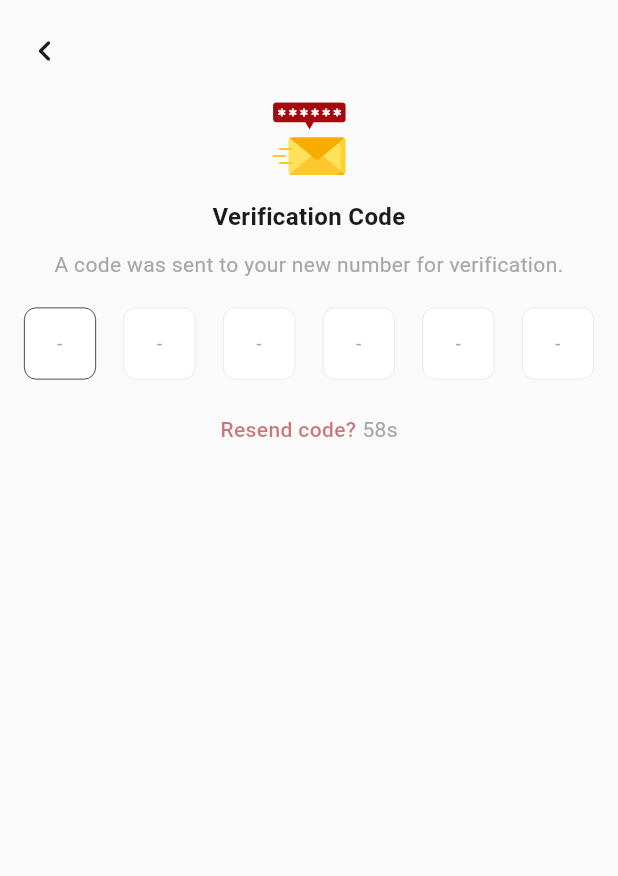
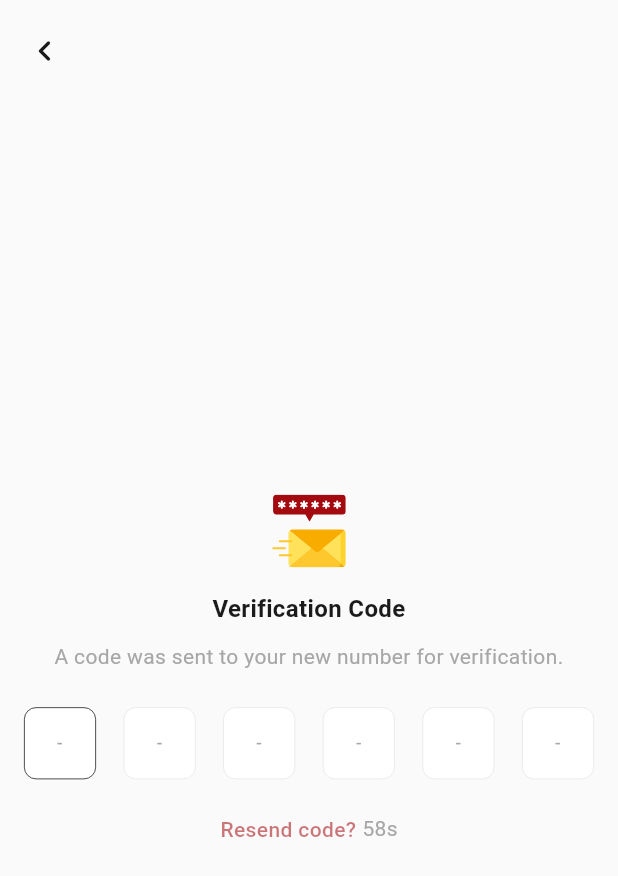
Before and after one commit to omarfaysal1111/food_user_app, a Flutter app: the VerifyPhoneOtpScreen screen opened by its route, on a phone screen of 412 x 824 dp. Shown: the top 876 px of the screen. Run offline on Flutter 3.47's test engine with Material 3 defaults, Android fonts, the phone set to English and light mode, and no system bars; our stand-ins replace connectivity_plus, dartz, dio, equatable, flutter_bloc, flutter_secure_storage and 5 more; accounts and stored records are empty; project files that could hold a hidden picture were left out.

Commit message:
fix(ui): improve responsive layouts across small screens

```diff
--- a/lib/features/profile/presentation/pages/verify_phone_otp_screen.dart
+++ b/lib/features/profile/presentation/pages/verify_phone_otp_screen.dart
@@ -151,10 +151,24 @@ class _VerifyPhoneOtpScreenState extends State<VerifyPhoneOtpScreen> {
             children: [
               const _OtpBackHeader(),
               Expanded(
-                child: SingleChildScrollView(
+                child: LayoutBuilder(
+                  builder: (context, constraints) {
+                    return SingleChildScrollView(
                       physics: const ClampingScrollPhysics(),
-                  padding: const EdgeInsetsDirectional.fromSTEB(16, 0, 16, 24),
+                      keyboardDismissBehavior:
+                          ScrollViewKeyboardDismissBehavior.onDrag,
+                      padding: EdgeInsetsDirectional.fromSTEB(
+                        16,
+                        0,
+                        16,
+                        MediaQuery.viewInsetsOf(context).bottom + 24,
+                      ),
+                      child: ConstrainedBox(
+                        constraints: BoxConstraints(
+                          minHeight: constraints.maxHeight,
+                        ),
                         child: Column(
+                          mainAxisAlignment: MainAxisAlignment.center,
                           crossAxisAlignment: CrossAxisAlignment.stretch,
                           children: [
                             _OtpIntro(
@@ -180,6 +194,9 @@ class _VerifyPhoneOtpScreenState extends State<VerifyPhoneOtpScreen> {
                             ),
                           ],
                         ),
+                      ),
+                    );
+                  },
                 ),
               ),
             ],
@@ -225,23 +242,15 @@ class _OtpIntro extends StatelessWidget {
 
   @override
   Widget build(BuildContext context) {
-    return SizedBox(
-      height: 113,
-      child: Column(
-        mainAxisAlignment: MainAxisAlignment.center,
+    return Column(
+      mainAxisSize: MainAxisSize.min,
       children: [
-          SvgPicture.asset(
-            AppAssets.profilePhoneOtpIcon,
-            width: 49,
-            height: 49,
-          ),
+        SvgPicture.asset(AppAssets.profilePhoneOtpIcon, width: 49, height: 49),
         const SizedBox(height: 16),
-          Expanded(
-            child: Column(
-              mainAxisAlignment: MainAxisAlignment.center,
-              children: [
         Text(
           title,
+          maxLines: 2,
+          overflow: TextOverflow.ellipsis,
           textAlign: TextAlign.center,
           style: AppTextStyles.heading4(context).copyWith(
             color: AppColors.onSurface(context),
@@ -253,6 +262,8 @@ class _OtpIntro extends StatelessWidget {
         const SizedBox(height: 12),
         Text(
           subtitle,
+          maxLines: 3,
+          overflow: TextOverflow.ellipsis,
           textAlign: TextAlign.center,
           style: AppTextStyles.footerSecondary(context).copyWith(
             color: AppColors.paragraph(context),
@@ -262,10 +273,6 @@ class _OtpIntro extends StatelessWidget {
           ),
         ),
       ],
-            ),
-          ),
-        ],
-      ),
     );
   }
 }
@@ -289,7 +296,11 @@ class _OtpInput extends StatelessWidget {
   Widget build(BuildContext context) {
     return SizedBox(
       height: 48,
-      child: Stack(
+      child: LayoutBuilder(
+        builder: (context, constraints) {
+          final boxSize = ((constraints.maxWidth - 40) / 6).clamp(40.0, 48.0);
+
+          return Stack(
             children: [
               Positioned.fill(
                 child: Directionality(
@@ -331,29 +342,37 @@ class _OtpInput extends StatelessWidget {
                         child: _OtpDigitBox(
                           char: charAt(index),
                           active: index == activeBoxIndex,
+                          size: boxSize,
                         ),
                       ),
                   ],
                 ),
               ),
             ],
+          );
+        },
       ),
     );
   }
 }
 
 class _OtpDigitBox extends StatelessWidget {
-  const _OtpDigitBox({required this.char, required this.active});
+  const _OtpDigitBox({
+    required this.char,
+    required this.active,
+    required this.size,
+  });
 
   final String char;
   final bool active;
+  final double size;
 
   bool get _isPlaceholder => char == '-';
 
   @override
   Widget build(BuildContext context) {
     return Container(
-      width: 48,
+      width: size,
       height: 48,
       alignment: Alignment.center,
       decoration: BoxDecoration(
@@ -402,30 +421,40 @@ class _ResendCodeRow extends StatelessWidget {
       child: Row(
         mainAxisAlignment: MainAxisAlignment.center,
         children: [
-          GestureDetector(
+          Flexible(
+            child: GestureDetector(
               behavior: HitTestBehavior.opaque,
               onTap: enabled ? onTap : null,
               child: Text(
                 resendLabel,
+                maxLines: 1,
+                overflow: TextOverflow.ellipsis,
                 textDirection: Directionality.of(context),
                 style: AppTextStyles.footerSecondary(context).copyWith(
-                color: AppColors.primary.withValues(alpha: enabled ? 1 : 0.55),
+                  color: AppColors.primary.withValues(
+                    alpha: enabled ? 1 : 0.55,
+                  ),
                   fontSize: 14,
                   fontWeight: FontWeight.w500,
                   height: 1.25,
                 ),
               ),
             ),
+          ),
           if (timerLabel != null) ...[
             const SizedBox(width: 4),
-            Text(
+            Flexible(
+              child: Text(
                 timerLabel!,
+                maxLines: 1,
+                overflow: TextOverflow.ellipsis,
                 textDirection: Directionality.of(context),
                 style: AppTextStyles.footerSecondary(context).copyWith(
                   color: AppColors.paragraph(context),
                   fontSize: 14,
                   fontWeight: FontWeight.w400,
                   height: 1.35,
+                ),
               ),
             ),
           ],
```
Also changed, not shown: lib/features/auth/presentation/pages/auth_entry_screen.dart (+30 -8 lines), lib/features/cart/presentation/widgets/cart_item_tile.dart (+23 -17 lines), lib/features/order/presentation/pages/order_detail_screen.dart (+34 -12 lines), lib/features/profile/presentation/pages/change_phone_screen.dart (+30 -20 lines). Lines whose indentation alone changed are shown as unchanged.
